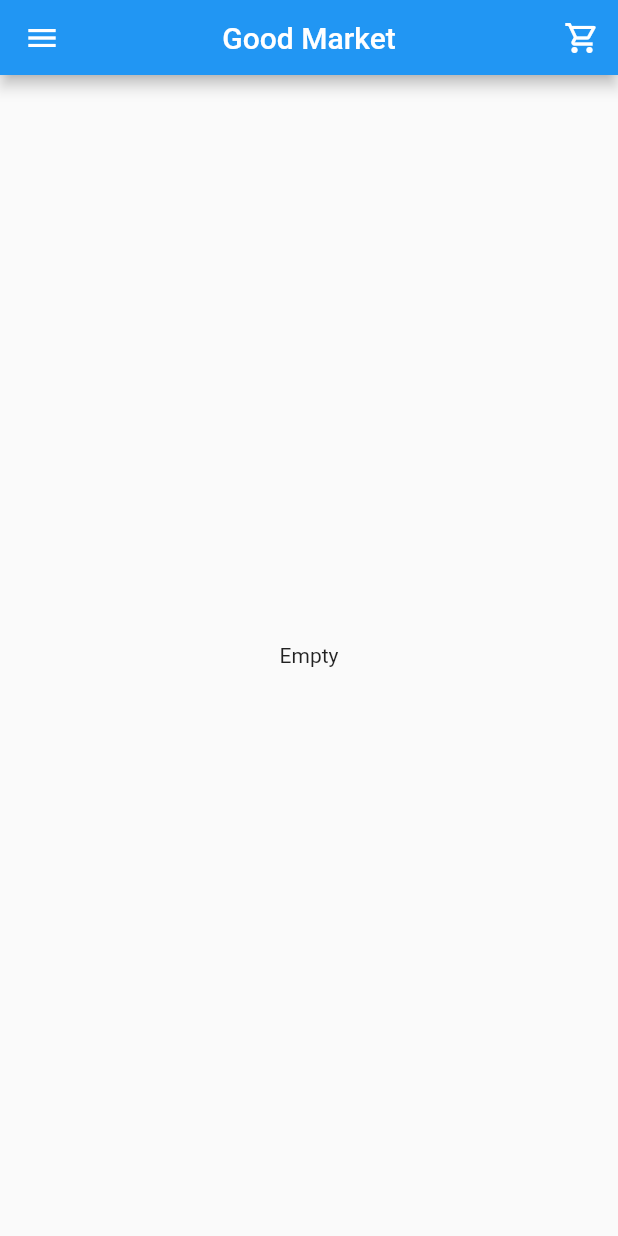
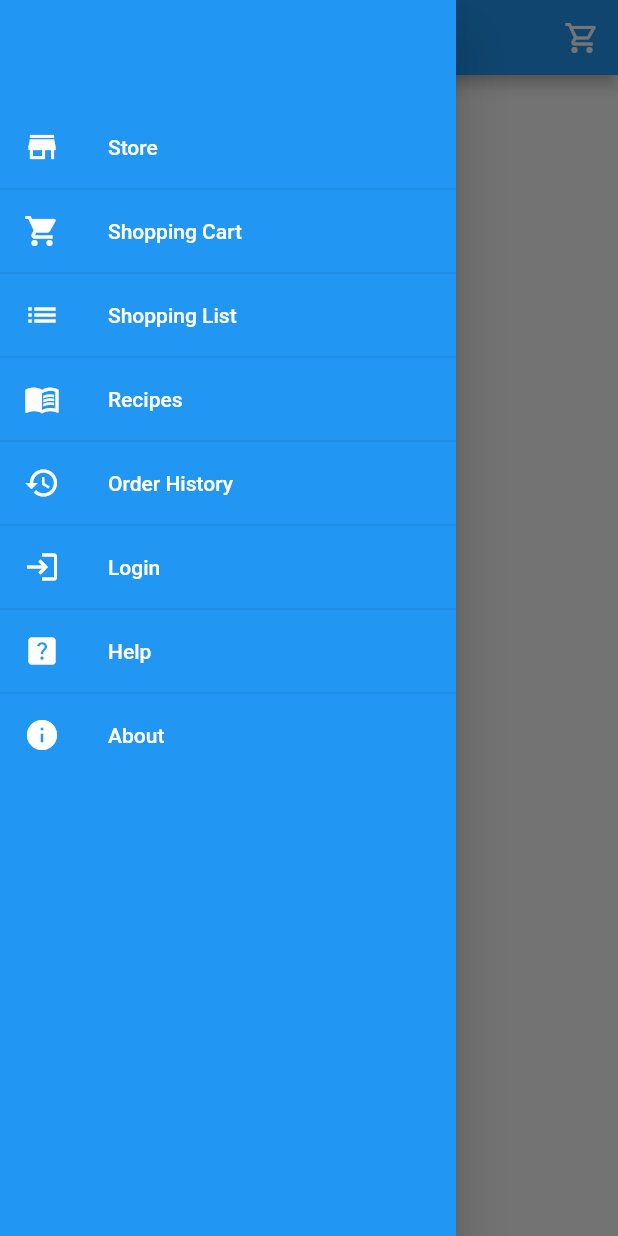
Before and after one commit to antoinebarbier022/app-marche-en-ligne, a Flutter app: the screen it shows after launch, with the side drawer open (before the commit the screen has no drawer), on a phone screen of 412 x 824 dp. Run offline on Flutter 3.47's test engine with Material 2 defaults, Android fonts, the phone set to English and light mode, and no system bars; our stand-ins replace firebase_core; accounts and stored records are empty.

Commit message:
Ajout sidebar menu (version simple)

```diff
--- a/lib/view/pages/home_page.dart
+++ b/lib/view/pages/home_page.dart
@@ -9,6 +9,7 @@
   Widget build(BuildContext context) {
     return Scaffold(
       appBar: const AppBarCustom(title: 'Good Market',),
+      drawer: const SideBar(),
       body: Center(
         child: Column(
           mainAxisAlignment: MainAxisAlignment.center,
--- a/lib/view/widgets/_widgets.dart
+++ b/lib/view/widgets/_widgets.dart
@@ -2,3 +2,4 @@
 import 'package:flutter/material.dart';
 
 part 'appbar_widget.dart';
+part 'sidebar_widget.dart';
--- a/lib/view/widgets/appbar_widget.dart
+++ b/lib/view/widgets/appbar_widget.dart
@@ -12,10 +12,6 @@
   Widget build(BuildContext context) {
     return AppBar(
       centerTitle: true,
-      leading: IconButton(
-        onPressed: () {},
-        icon: const Icon(Icons.menu),
-      ),
       title: Text(title),
       actions: [
         IconButton(
--- /dev/null
+++ b/lib/view/widgets/sidebar_widget.dart
@@ -0,0 +1,42 @@
+part of '_widgets.dart';
+
+class SideBar extends StatelessWidget {
+  const SideBar({
+    Key? key,
+  }) : super(key: key);
+
+  @override
+  Widget build(BuildContext context) {
+    return Drawer(
+      child: Material(
+        color: Theme.of(context).primaryColor,
+        child: ListView(
+          padding: const EdgeInsets.only(top: 70.0),
+          children: ListTile.divideTiles(
+              context: context,
+              tiles: [
+                buildMenuItem(text: "Store", icon: Icons.store),
+                buildMenuItem(text: "Shopping Cart", icon: Icons.shopping_cart),
+                buildMenuItem(text: "Shopping List", icon: Icons.list),
+                buildMenuItem(text: "Recipes", icon: Icons.menu_book),
+                buildMenuItem(text: "Order History", icon: Icons.history),
+                buildMenuItem(text: "Login", icon: Icons.login),
+                buildMenuItem(text: "Help", icon: Icons.help_center),
+                buildMenuItem(text: "About", icon: Icons.info),
+              ]).toList(),
+        ),
+      ),
+    );
+  }
+}
+
+Widget buildMenuItem({required String text, required IconData icon}) {
+  return ListTile(
+    leading: Icon(icon, color: Colors.white),
+    title: Text(
+      text,
+      style: const TextStyle(color: Colors.white),
+    ),
+    onTap: () => {},
+  );
+}
```
